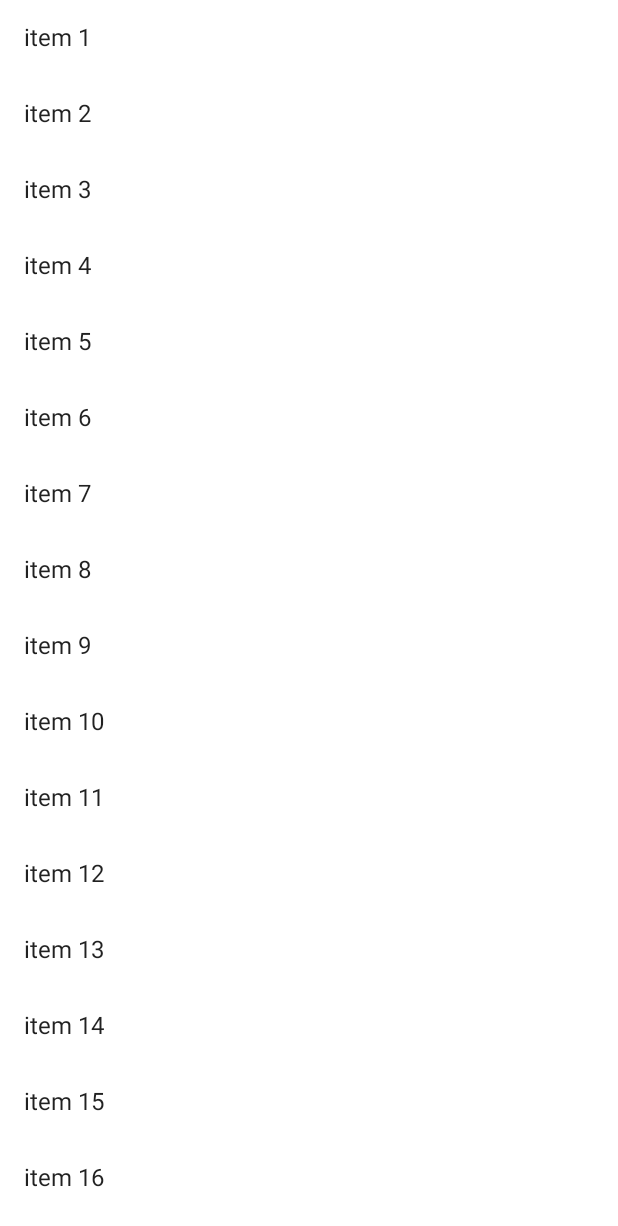
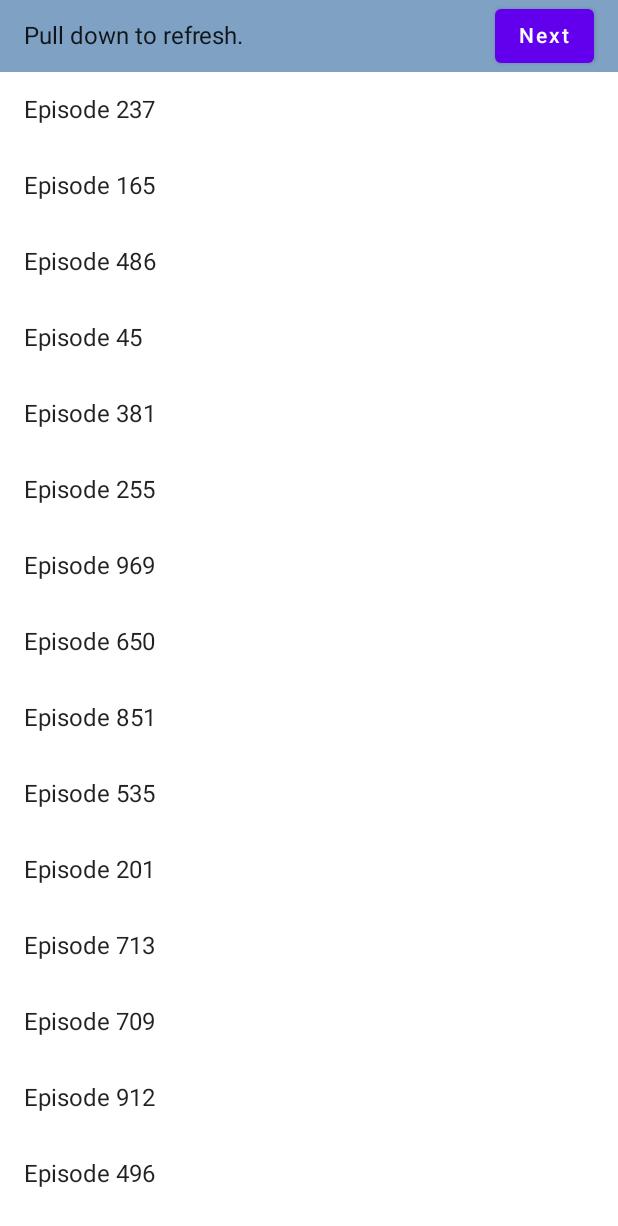
Before and after one commit to rossmanSD/refreshablecomposelist, an Android app built with Jetpack Compose: the screen it shows after launch (MainActivity), on a phone screen of 412 x 824 dp. Shown: the top 1226 px of the screen. Run offline under Robolectric (Android 15) with nearby library versions, the phone set to English and light mode, and no system bars; our stand-ins replace accompanist.

Commit message:
Progress on implementation of refreshable, multi-selectable list.

```diff
--- a/app/build.gradle
+++ b/app/build.gradle
@@ -54,6 +54,8 @@ dependencies {
     implementation 'androidx.lifecycle:lifecycle-runtime-ktx:2.5.1'
     implementation 'androidx.activity:activity-compose:1.5.1'
     implementation 'androidx.lifecycle:lifecycle-viewmodel-compose:2.5.1'
+    implementation "androidx.constraintlayout:constraintlayout-compose:1.0.1"
+    implementation "androidx.compose.runtime:runtime-livedata:1.3.0-beta01"
     implementation 'com.google.accompanist:accompanist-swiperefresh:0.26.2-beta'
     testImplementation 'junit:junit:4.13.2'
     androidTestImplementation 'androidx.test.ext:junit:1.1.3'
--- a/app/src/main/java/net/rossmanges/refreshablecomposelist/ListItem.kt
+++ b/app/src/main/java/net/rossmanges/refreshablecomposelist/Episode.kt
@@ -1,6 +1,7 @@
 package net.rossmanges.refreshablecomposelist
 
-data class ListItem(
+data class Episode(
+    val id: Int,
     val name: String,
     val isSelected: Boolean
 )
--- a/app/src/main/java/net/rossmanges/refreshablecomposelist/MainActivity.kt
+++ b/app/src/main/java/net/rossmanges/refreshablecomposelist/MainActivity.kt
@@ -3,32 +3,44 @@ package net.rossmanges.refreshablecomposelist
 import android.os.Bundle
 import androidx.activity.ComponentActivity
 import androidx.activity.compose.setContent
+import androidx.compose.foundation.ExperimentalFoundationApi
+import androidx.compose.foundation.background
 import androidx.compose.foundation.clickable
 import androidx.compose.foundation.layout.*
 import androidx.compose.foundation.lazy.LazyColumn
-import androidx.compose.material.Icon
-import androidx.compose.material.MaterialTheme
-import androidx.compose.material.Surface
-import androidx.compose.material.Text
+import androidx.compose.material.*
 import androidx.compose.material.icons.Icons
 import androidx.compose.material.icons.filled.CheckCircle
 import androidx.compose.runtime.*
 import androidx.compose.ui.Alignment
 import androidx.compose.ui.Modifier
+import androidx.compose.ui.res.colorResource
 import androidx.compose.ui.tooling.preview.Preview
 import androidx.compose.ui.unit.dp
 import androidx.lifecycle.viewmodel.compose.viewModel
 import com.google.accompanist.swiperefresh.SwipeRefresh
 import com.google.accompanist.swiperefresh.rememberSwipeRefreshState
+import kotlinx.coroutines.delay
 import net.rossmanges.refreshablecomposelist.ui.theme.RefreshableComposeListTheme
 import net.rossmanges.refreshablecomposelist.viewmodels.MainViewModel
 
+/**
+ * Example project to implement a scrollable, refreshable, multi-selectable list
+ * of tv-show episodes using JetPack Compose.
+ *
+ * Largely based off of these internet resources:
+ *
+ *  Philipp Lackner's Compose MultiSelect project on YT/GitHub:
+ *  * https://youtu.be/pvNcJXprrKM
+ *  * https://github.com/philipplackner/ComposeMultiSelect
+ *
+ */
 class MainActivity : ComponentActivity() {
-
     override fun onCreate(savedInstanceState: Bundle?) {
         super.onCreate(savedInstanceState)
         setContent {
             RefreshableComposeListTheme {
+                val viewModel: MainViewModel = viewModel()
                 // A surface container using the 'background' color from the theme
                 Surface(
                     modifier = Modifier.fillMaxSize(),
@@ -42,39 +54,59 @@ class MainActivity : ComponentActivity() {
 }
 
 @Composable
-fun Greeting(name: String) {
-    Text(text = "Hello $name!")
+fun Header() {
+    Row(
+        modifier = Modifier
+            .fillMaxSize()
+            .background(colorResource(id = R.color.blue_gray)),
+        verticalAlignment = Alignment.CenterVertically,
+        horizontalArrangement = Arrangement.SpaceBetween
+    ) {
+        Text(
+            text = "Pull down to refresh.",
+            modifier = Modifier.padding(start = 16.dp)
+        )
+        Button(
+            onClick = { /* TODO - retrieve list of selected episodes */ },
+            modifier = Modifier.padding(end = 16.dp)
+        ) {
+            Text("Next")
+        }
+    }
 }
 
 @Composable
+@OptIn(ExperimentalFoundationApi::class)
 fun RefreshableListWithMultiSelect(viewModel: MainViewModel = viewModel()) {
-    // TODO - the items should be generated dynamically
-    // temporarily define static list of items
-    var items by remember {
-        mutableStateOf(
-            (1..20).map {
-                ListItem(name = "item $it", isSelected = false)
-            }
-        )
+    var episodes by remember { mutableStateOf(viewModel.getEpisodes()) }
+    var refreshing by remember { mutableStateOf(false) }
+
+    LaunchedEffect(refreshing) {
+        if (refreshing) {
+            delay(1000)
+            refreshing = false
+        }
     }
-
-    val isRefreshing by viewModel.isRefreshing.collectAsState()
     SwipeRefresh(
-        state = rememberSwipeRefreshState(isRefreshing),
+        state = rememberSwipeRefreshState(refreshing),
         onRefresh = {
-            // TODO - dynamically reload list of items
+            refreshing = true
+            episodes = viewModel.getEpisodes()
         }
     ) {
         LazyColumn(
-            Modifier
-                .fillMaxSize()
+            Modifier.fillMaxSize()
         ) {
-            items(items.size) { i ->
+            stickyHeader {
+                Header()
+            }
+
+            items(episodes.size) { i ->
                 Row(
                     modifier = Modifier
                         .fillMaxWidth()
                         .clickable {
-                            items = items.mapIndexed { j, item ->
+                            episodes = episodes.mapIndexed { j, item ->
                                 if (i == j) {
                                     item.copy(isSelected = !item.isSelected)
                                 } else item
@@ -84,8 +116,8 @@ fun RefreshableListWithMultiSelect(viewModel: MainViewModel = viewModel()) {
                     horizontalArrangement = Arrangement.SpaceBetween,
                     verticalAlignment = Alignment.CenterVertically
                 ) {
-                    Text(text = items[i].name)
-                    if (items[i].isSelected)
+                    Text(text = episodes[i].name)
+                    if (episodes[i].isSelected)
                         Icon(
                             imageVector = Icons.Default.CheckCircle,
                             contentDescription = "Selected",
@@ -95,14 +127,12 @@ fun RefreshableListWithMultiSelect(viewModel: MainViewModel = viewModel()) {
             }
         }
     }
-
 }
 
 @Preview(showBackground = true)
 @Composable
-fun DefaultPreview() {
+fun DefaultPreview(viewModel: MainViewModel = viewModel()) {
     RefreshableComposeListTheme {
-//        Greeting("Android")
         RefreshableListWithMultiSelect()
     }
 }
--- a/app/src/main/java/net/rossmanges/refreshablecomposelist/ui/theme/Color.kt
+++ b/app/src/main/java/net/rossmanges/refreshablecomposelist/ui/theme/Color.kt
@@ -6,3 +6,4 @@ val Purple200 = Color(0xFFBB86FC)
 val Purple500 = Color(0xFF6200EE)
 val Purple700 = Color(0xFF3700B3)
 val Teal200 = Color(0xFF03DAC5)
+val BlueGray = Color(0xFF7EA1C4)
--- a/app/src/main/java/net/rossmanges/refreshablecomposelist/viewmodels/MainViewModel.kt
+++ b/app/src/main/java/net/rossmanges/refreshablecomposelist/viewmodels/MainViewModel.kt
@@ -2,12 +2,17 @@ package net.rossmanges.refreshablecomposelist.viewmodels
 
 import androidx.lifecycle.ViewModel
 import kotlinx.coroutines.flow.MutableStateFlow
-import kotlinx.coroutines.flow.StateFlow
-import kotlinx.coroutines.flow.asStateFlow
+import net.rossmanges.refreshablecomposelist.Episode
 
 class MainViewModel : ViewModel() {
-    private val mIsRefreshing = MutableStateFlow(false)
+    val isRefreshing = MutableStateFlow(false)
 
-    val isRefreshing: StateFlow<Boolean>
-        get() = mIsRefreshing.asStateFlow()
+    fun getEpisodes(): List<Episode> {
+        // TODO - the items should be generated dynamically
+        // temporarily define static list of items
+        val episodes = (0..19).map {
+            Episode(id = it, name = "Episode ${(1..1000).random()}", isSelected = false)
+        }
+        return episodes
+    }
 }
--- a/app/src/main/res/values/colors.xml
+++ b/app/src/main/res/values/colors.xml
@@ -5,6 +5,7 @@
     <color name="purple_700">#FF3700B3</color>
     <color name="teal_200">#FF03DAC5</color>
     <color name="teal_700">#FF018786</color>
+    <color name="blue_gray">#7EA1C4</color>
     <color name="black">#FF000000</color>
     <color name="white">#FFFFFFFF</color>
 </resources>
```
